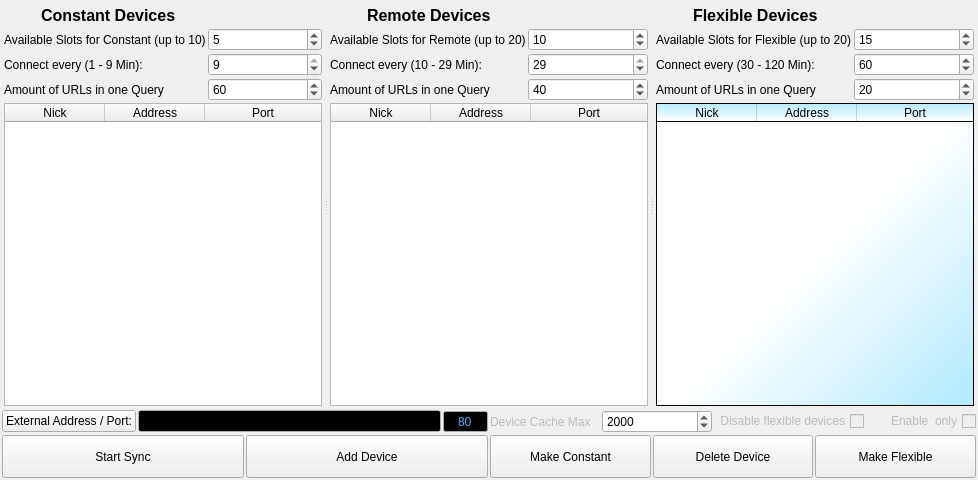
Old version of the form ui/connection-display.ui in the repository berndhs/arado.
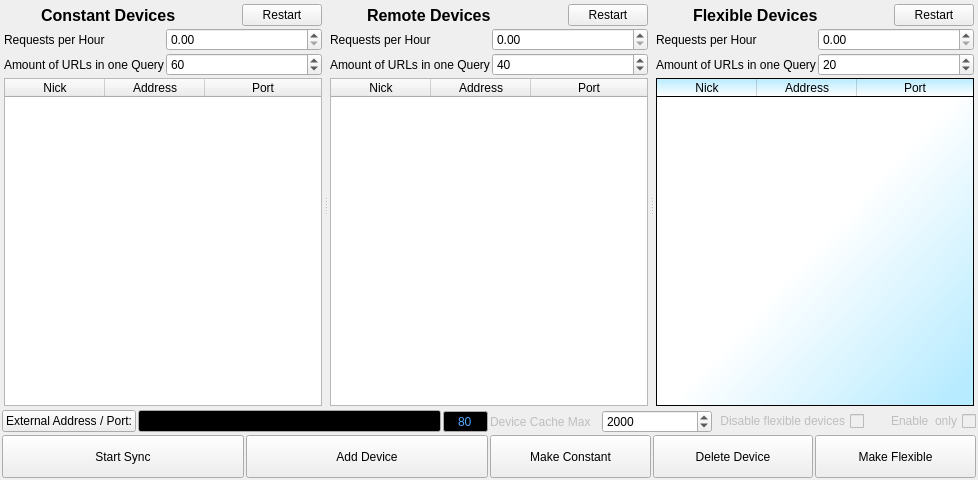
New version of the form. Icons and pictures are not drawn.

Commit message: connect connection display ("Network") parameters to settings and shaping

Diff of the .ui file:
```diff
--- a/ui/connection-display.ui
+++ b/ui/connection-display.ui
@@ -60,6 +60,12 @@
          </item>
          <item>
           <widget class="QLabel" name="label_A">
+           <property name="sizePolicy">
+            <sizepolicy hsizetype="Expanding" vsizetype="Preferred">
+             <horstretch>0</horstretch>
+             <verstretch>0</verstretch>
+            </sizepolicy>
+           </property>
            <property name="font">
             <font>
              <pointsize>12</pointsize>
@@ -78,32 +84,19 @@
            </property>
           </widget>
          </item>
+         <item>
+          <widget class="QPushButton" name="restartPollButtonA">
+           <property name="text">
+            <string>Restart</string>
+           </property>
+          </widget>
+         </item>
         </layout>
        </item>
        <item>
         <layout class="QGridLayout" name="gridLayout">
-         <item row="0" column="0">
-          <widget class="QLabel" name="label_Slots_A">
-           <property name="text">
-            <string>Available Slots for Constant (up to 10)</string>
-           </property>
-          </widget>
-         </item>
-         <item row="0" column="1">
-          <widget class="QSpinBox" name="urlamount_A">
-           <property name="minimum">
-            <number>1</number>
-           </property>
-           <property name="maximum">
-            <number>10</number>
-           </property>
-           <property name="value">
-            <number>5</number>
-           </property>
-          </widget>
-         </item>
-         <item row="2" column="1">
-          <widget class="QSpinBox" name="slots_A">
+         <item row="1" column="1">
+          <widget class="QSpinBox" name="chunkA">
            <property name="minimum">
             <number>30</number>
            </property>
@@ -115,39 +108,33 @@
            </property>
           </widget>
          </item>
-         <item row="1" column="0">
+         <item row="0" column="0">
           <widget class="QLabel" name="labelipask_A">
            <property name="text">
-            <string>Connect every (1 - 9 Min):</string>
+            <string>Requests per Hour</string>
            </property>
           </widget>
          </item>
-         <item row="1" column="1">
-          <widget class="QSpinBox" name="ipask_A">
-           <property name="toolTip">
-            <string>IP-connections of your devices are dropped for sync-balancing reasons each X minutes (10-30).</string>
-           </property>
-           <property name="locale">
-            <locale language="German" country="Germany"/>
-           </property>
-           <property name="minimum">
-            <number>1</number>
-           </property>
-           <property name="maximum">
-            <number>9</number>
-           </property>
-           <property name="value">
-            <number>9</number>
-           </property>
-          </widget>
-         </item>
-         <item row="2" column="0">
+         <item row="1" column="0">
           <widget class="QLabel" name="label_URL_A">
            <property name="text">
             <string>Amount of URLs in one Query</string>
            </property>
           </widget>
          </item>
+         <item row="0" column="1">
+          <widget class="QDoubleSpinBox" name="freqABox">
+           <property name="toolTip">
+            <string>IP-connections of your devices are dropped for sync-balancing reasons each X minutes (10-30).</string>
+           </property>
+           <property name="locale">
+            <locale language="English" country="UnitedStates"/>
+           </property>
+           <property name="maximum">
+            <double>1000000.000000000000000</double>
+           </property>
+          </widget>
+         </item>
         </layout>
        </item>
        <item>
@@ -221,6 +208,12 @@
          </item>
          <item>
           <widget class="QLabel" name="label_B">
+           <property name="sizePolicy">
+            <sizepolicy hsizetype="Expanding" vsizetype="Preferred">
+             <horstretch>0</horstretch>
+             <verstretch>0</verstretch>
+            </sizepolicy>
+           </property>
            <property name="font">
             <font>
              <pointsize>12</pointsize>
@@ -236,39 +229,26 @@
            </property>
           </widget>
          </item>
+         <item>
+          <widget class="QPushButton" name="restartPollButtonB">
+           <property name="text">
+            <string>Restart</string>
+           </property>
+          </widget>
+         </item>
         </layout>
        </item>
        <item>
         <layout class="QGridLayout" name="gridLayout_2">
-         <item row="0" column="0">
-          <widget class="QLabel" name="label_Slots_B">
-           <property name="text">
-            <string>Available Slots for Remote (up to 20)</string>
-           </property>
-          </widget>
-         </item>
-         <item row="0" column="1">
-          <widget class="QSpinBox" name="slots_B">
-           <property name="minimum">
-            <number>5</number>
-           </property>
-           <property name="maximum">
-            <number>20</number>
-           </property>
-           <property name="value">
-            <number>10</number>
-           </property>
-          </widget>
-         </item>
-         <item row="2" column="0">
+         <item row="1" column="0">
           <widget class="QLabel" name="label_URL_B">
            <property name="text">
             <string>Amount of URLs in one Query</string>
            </property>
           </widget>
          </item>
-         <item row="2" column="1">
-          <widget class="QSpinBox" name="urlamount_B">
+         <item row="1" column="1">
+          <widget class="QSpinBox" name="chunkB">
            <property name="minimum">
             <number>20</number>
            </property>
@@ -280,29 +260,23 @@
            </property>
           </widget>
          </item>
-         <item row="1" column="0">
+         <item row="0" column="0">
           <widget class="QLabel" name="labelipask_B">
            <property name="text">
-            <string>Connect every (10 - 29 Min):</string>
+            <string>Requests per Hour</string>
            </property>
           </widget>
          </item>
-         <item row="1" column="1">
-          <widget class="QSpinBox" name="ipask_B">
+         <item row="0" column="1">
+          <widget class="QDoubleSpinBox" name="freqBBox">
            <property name="toolTip">
             <string>IP-connections of your devices are dropped for sync-balancing reasons each X minutes (10-30).</string>
            </property>
            <property name="locale">
-            <locale language="German" country="Germany"/>
-           </property>
-           <property name="minimum">
-            <number>10</number>
+            <locale language="English" country="UnitedStates"/>
            </property>
            <property name="maximum">
-            <number>29</number>
-           </property>
-           <property name="value">
-            <number>29</number>
+            <double>100000.000000000000000</double>
            </property>
           </widget>
          </item>
@@ -379,6 +353,12 @@
          </item>
          <item>
           <widget class="QLabel" name="label_C">
+           <property name="sizePolicy">
+            <sizepolicy hsizetype="Expanding" vsizetype="Preferred">
+             <horstretch>0</horstretch>
+             <verstretch>0</verstretch>
+            </sizepolicy>
+           </property>
            <property name="font">
             <font>
              <pointsize>12</pointsize>
@@ -394,39 +374,26 @@
            </property>
           </widget>
          </item>
+         <item>
+          <widget class="QPushButton" name="restartPollButtonC">
+           <property name="text">
+            <string>Restart</string>
+           </property>
+          </widget>
+         </item>
         </layout>
        </item>
        <item>
         <layout class="QGridLayout" name="gridLayout_3">
-         <item row="0" column="0">
-          <widget class="QLabel" name="label_Slots_C">
-           <property name="text">
-            <string>Available Slots for Flexible (up to 20)</string>
-           </property>
-          </widget>
-         </item>
-         <item row="0" column="1">
-          <widget class="QSpinBox" name="slots_C">
-           <property name="minimum">
-            <number>2</number>
-           </property>
-           <property name="maximum">
-            <number>20</number>
-           </property>
-           <property name="value">
-            <number>15</number>
-           </property>
-          </widget>
-         </item>
-         <item row="2" column="0">
+         <item row="1" column="0">
           <widget class="QLabel" name="label_URL_C">
            <property name="text">
             <string>Amount of URLs in one Query</string>
            </property>
           </widget>
          </item>
-         <item row="2" column="1">
-          <widget class="QSpinBox" name="urlamount_C">
+         <item row="1" column="1">
+          <widget class="QSpinBox" name="chunkC">
            <property name="minimum">
             <number>10</number>
            </property>
@@ -438,29 +405,23 @@
            </property>
           </widget>
          </item>
-         <item row="1" column="0">
+         <item row="0" column="0">
           <widget class="QLabel" name="labelipask_C">
            <property name="text">
-            <string>Connect every (30 - 120 Min):</string>
+            <string>Requests per Hour</string>
            </property>
           </widget>
          </item>
-         <item row="1" column="1">
-          <widget class="QSpinBox" name="ipask_C">
+         <item row="0" column="1">
+          <widget class="QDoubleSpinBox" name="freqCBox">
            <property name="toolTip">
             <string>IP-connections of your devices are dropped for sync-balancing reasons each X minutes (10-30).</string>
            </property>
            <property name="locale">
-            <locale language="German" country="Germany"/>
-           </property>
-           <property name="minimum">
-            <number>30</number>
+            <locale language="English" country="UnitedStates"/>
            </property>
            <property name="maximum">
-            <number>120</number>
-           </property>
-           <property name="value">
-            <number>60</number>
+            <double>1000000.000000000000000</double>
            </property>
           </widget>
          </item>
```
Left out of the diff: 15 changed lines with no effect on the pictures. The commit also changes 5 other files.
